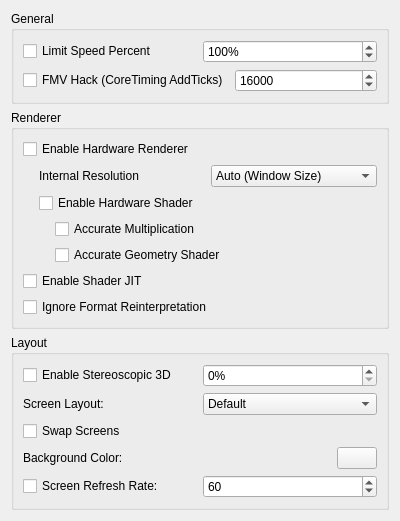
First picture: the form in src/citra_qt/configuration/configure_graphics.ui, repository terrascura/citra, before the edit.
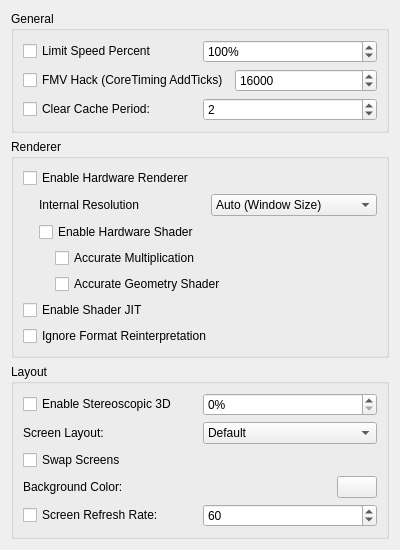
Second picture: the form after the edit.

Commit message: valentinvanelslande's clear cache period

What changed in the file:
```diff
--- a/src/citra_qt/configuration/configure_graphics.ui
+++ b/src/citra_qt/configuration/configure_graphics.ui
@@ -71,6 +71,30 @@
          </item>
         </layout>
        </item>
+      <item>
+       <layout class="QHBoxLayout" name="horizontalLayout_9">
+        <item>
+         <widget class="QCheckBox" name="enable_cache_clear">
+          <property name="text">
+           <string>Clear Cache Period:</string>
+          </property>
+         </widget>
+        </item>
+        <item>
+         <widget class="QSpinBox" name="clear_cache_secs">
+          <property name="minimum">
+           <number>1</number>
+          </property>
+          <property name="maximum">
+           <number>3600</number>
+          </property>
+          <property name="value">
+           <number>2</number>
+          </property>
+         </widget>
+        </item>
+       </layout>
+      </item>
      </layout>
     </widget>
    </item>
```
The commit also changes 7 other files.
